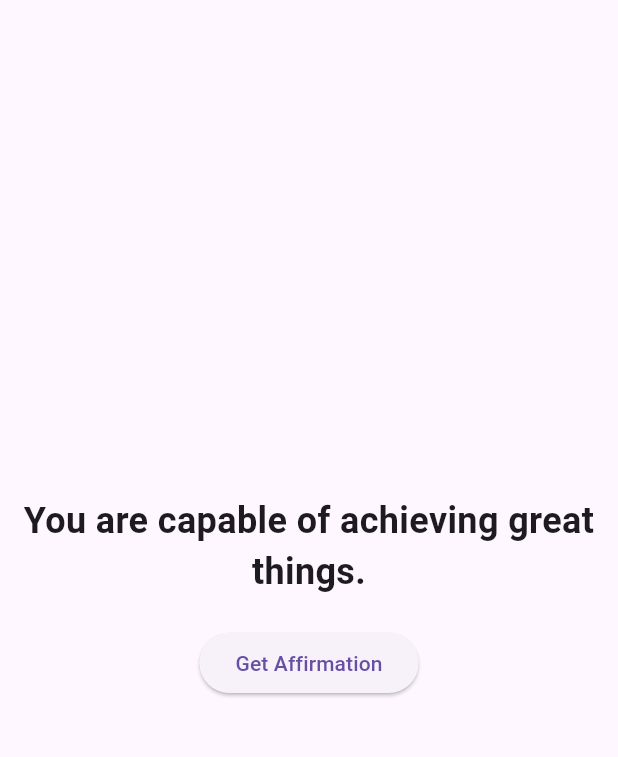
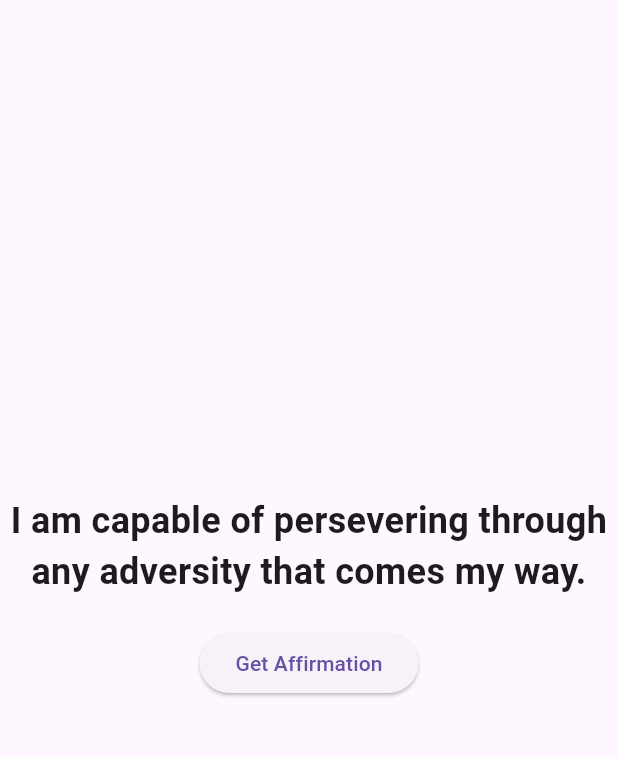
Before and after one commit to NqobileMthombeni/affirmation_generator, a Flutter app: the screen it shows after launch, after a tap on "Get Affirmation", on a phone screen of 412 x 824 dp, the part 63-820 px from its top. Run offline on Flutter 3.47's test engine with Material 3 defaults, Android fonts, the phone set to English and light mode, and no system bars.

Commit message:
Added more afirmations

```diff
--- a/affirmation_generator/lib/screens/home_page.dart
+++ b/affirmation_generator/lib/screens/home_page.dart
@@ -12,7 +12,18 @@ class _MyHomePageState extends State<MyHomePage> {
     "Believe in yourself and all that you are.",
     "Every day is a new beginning.",
     "You have the power to create change.",
-    "Embrace the journey and enjoy the ride."
+    "Embrace the journey and enjoy the ride.",
+    "Everyday is a new beginning",
+    "Perseverance flows through my veins, propelling me forward with unwavering resolve.",
+    "I believe in my ability to persevere and create the life I desire.",
+    "Each setback is a stepping stone on my path to greatness.",
+    "I possess the inner strength and courage to persevere in the face of uncertainty.",
+    "I am steadfast in my commitment to achieving my goals.",
+    "Perseverance fuels my progress and propels me towards success.",
+    "I am capable of persevering through any adversity that comes my way.",
+    "I embrace obstacles as opportunities to prove my perseverance.",
+    "With each challenge I face, my determination grows stronger.",
+    "I am a resilient soul, and perseverance is my guiding force."
   ];
 
   String _currentAffirmation = "Click the button to get an affirmation!";
```
